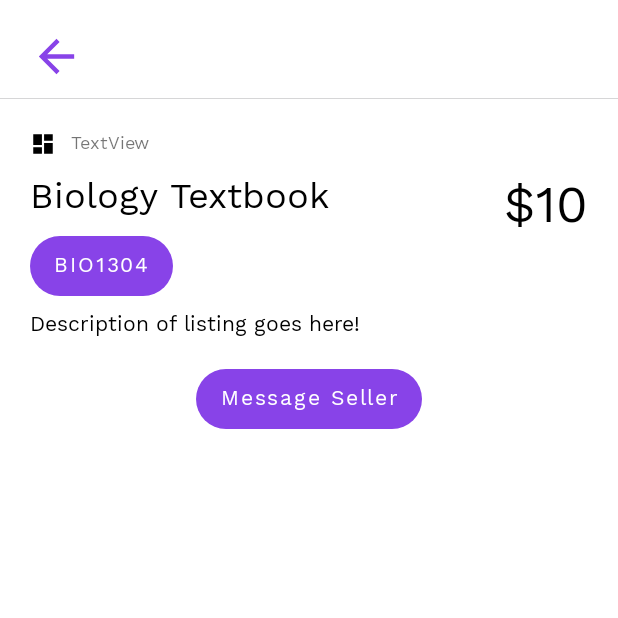
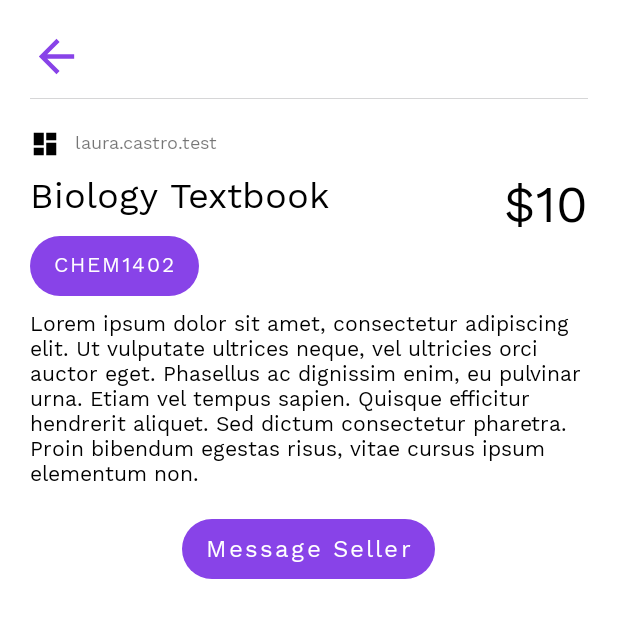
Before and after one commit to lauracastrovenegas/Booksmart, an Android app: the layout fragment_listing_detail.xml on its own in the app's theme, with its tools: preview values and no code run, on a phone screen of 412 x 824 dp. Shown: the top 618 px of the screen. Run offline under Robolectric (Android 15) with nearby library versions, the phone set to English and light mode, and no system bars.

Commit message:
Updated xml files to reference strings, dimen, colors, and styles xml files

```diff
--- a/app/src/main/res/layout/fragment_listing_detail.xml
+++ b/app/src/main/res/layout/fragment_listing_detail.xml
@@ -10,7 +10,9 @@
 
     <RelativeLayout
         android:layout_width="match_parent"
-        android:layout_height="wrap_content">
+        android:layout_height="wrap_content"
+        android:layout_marginHorizontal="@dimen/activity_horizontal_margin"
+        android:layout_marginVertical="@dimen/activity_vertical_margin">
 
         <ImageView
             android:id="@+id/ivListingImageDetail"
@@ -25,12 +27,11 @@
             android:layout_width="wrap_content"
             android:layout_height="wrap_content"
             android:layout_below="@+id/ivListingUserDetail"
-        android:layout_marginStart="20dp"
             android:layout_marginTop="10dp"
             android:fontFamily="@font/work_sans"
             android:textColor="@color/black"
-        android:textSize="24sp"
-        tools:text="Biology Textbook" />
+            android:textSize="@dimen/font_size_heading"
+            tools:text="@string/title_placeholder" />
 
         <TextView
             android:id="@+id/tvListingPriceDetail"
@@ -39,18 +40,16 @@
             android:layout_below="@+id/ivListingUserDetail"
             android:layout_alignParentEnd="true"
             android:layout_marginTop="10dp"
-        android:layout_marginEnd="20dp"
             android:fontFamily="@font/work_sans"
             android:textColor="@color/black"
-        android:textSize="34sp"
-        tools:text="$10" />
+            android:textSize="@dimen/font_size_price"
+            tools:text="@string/price_placeholder" />
 
         <ImageView
             android:id="@+id/ivListingUserDetail"
-        android:layout_width="17dp"
+            android:layout_width="20dp"
             android:layout_height="20dp"
             android:layout_below="@+id/ivListingImageDetail"
-        android:layout_marginStart="20dp"
             android:layout_marginTop="20dp"
             tools:srcCompat="@drawable/ic_dashboard_black_24dp" />
 
@@ -63,20 +62,20 @@
             android:layout_marginTop="22dp"
             android:layout_toEndOf="@+id/ivListingUserDetail"
             android:fontFamily="@font/work_sans"
-        android:textSize="12sp"
-        tools:text="TextView" />
+            android:textSize="@dimen/font_size_small"
+            tools:text="@string/username_placeholder" />
 
             <Button
                 android:id="@+id/btnListingCourse"
                 android:layout_width="wrap_content"
-            android:layout_height="40dp"
+                android:layout_height="@dimen/button_height"
                 android:layout_below="@+id/tvListingTitleDetail"
                 android:layout_alignParentStart="true"
-            android:layout_marginStart="20dp"
                 android:layout_marginTop="10dp"
                 android:fontFamily="@font/work_sans"
+                android:textSize="@dimen/font_size_medium"
                 android:background="@drawable/roundstyle_button"
-            tools:text="BIO1304" />
+                tools:text="@string/course_name_placeholder" />
 
         <TextView
             android:id="@+id/tvListingDescription"
@@ -84,25 +83,24 @@
             android:layout_height="wrap_content"
             android:layout_below="@+id/btnListingCourse"
             android:layout_alignParentStart="true"
-        android:layout_marginStart="20dp"
             android:layout_marginTop="10dp"
-        android:layout_marginEnd="20dp"
             android:textColor="@color/black"
             android:fontFamily="@font/work_sans"
-        tools:text="Description of listing goes here!" />
+            android:textSize="@dimen/font_size_medium"
+            tools:text="@string/long_text_placeholder" />
 
             <Button
                 android:id="@+id/btnMessageSeller"
                 android:layout_width="wrap_content"
-            android:layout_height="40dp"
+                android:layout_height="@dimen/button_height"
                 android:layout_below="@+id/tvListingDescription"
                 android:layout_centerHorizontal="true"
                 android:layout_marginTop="20dp"
-            android:layout_marginBottom="20dp"
                 android:background="@drawable/roundstyle_button"
                 android:backgroundTint="@color/orange_500"
                 android:fontFamily="@font/work_sans"
-            android:text="Message Seller"
+                android:textSize="@dimen/font_size_large"
+                android:text="@string/message_seller"
                 android:textAllCaps="false"/>
 
         <ImageView
@@ -111,8 +109,6 @@
             android:layout_height="35dp"
             android:layout_alignParentStart="true"
             android:layout_alignParentTop="true"
-        android:layout_marginStart="20dp"
-        android:layout_marginTop="20dp"
             android:src="?attr/actionModeCloseDrawable"
             app:tint="@color/purple_500"/>
 
--- a/app/src/main/res/values/styles.xml
+++ b/app/src/main/res/values/styles.xml
@@ -2,9 +2,9 @@
 <resources>
     <style name="Overflow" parent="android:TextAppearance">
         <item name="android:textColor">@color/orange_500</item>
-        <item name="android:textSize">12dp</item>
+        <item name="android:textSize">@dimen/font_size_small</item>
     </style>
     <style name="Normal" parent="android:TextAppearance">
-        <item name="android:textSize">12dp</item>
+        <item name="android:textSize">@dimen/font_size_small</item>
     </style>
 </resources>
```
Also changed, not shown: app/src/main/res/layout/fragment_listing_form.xml (+38 -55 lines), app/src/main/res/layout/item_listing.xml (+8 -8 lines). Lines whose indentation alone changed are shown as unchanged.
